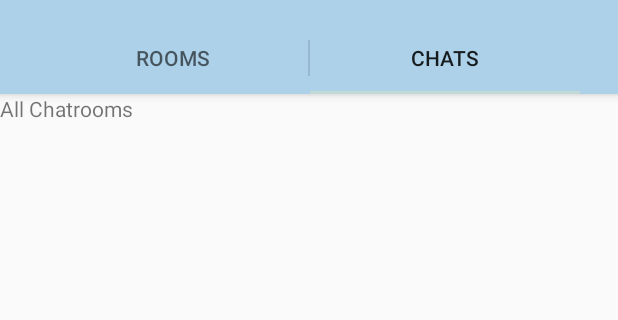
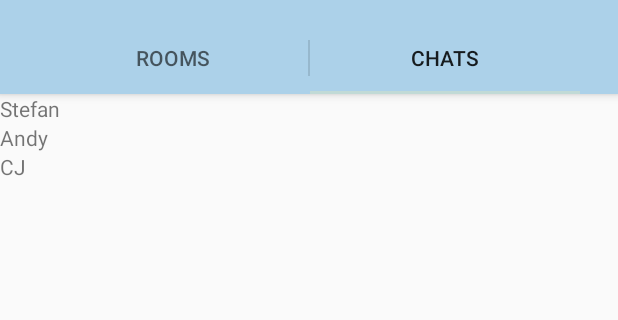
Before and after one commit to Stefan4472/Icebreaker, an Android app: the DashboardActivity screen opened directly, with no data from a screen before it, tab 2 chosen, on a phone screen of 412 x 824 dp, the part 62-382 px from its top. Run offline under Robolectric (Android 15) with nearby library versions, the phone set to English and light mode, and no system bars; network calls fail; 2 statements that could not run were skipped.

Commit message:
AllProfilesFragment to Show Chats Available. Dashboard Workinggit add --all .!

```diff
--- /dev/null
+++ b/icebreaker-android/app/src/main/java/com/andycjstefan/icebreaker_android/AllProfilesFragment.java
@@ -0,0 +1,76 @@
+package com.andycjstefan.icebreaker_android;
+
+import android.app.Fragment;
+import android.content.Intent;
+import android.os.Bundle;
+import android.support.v7.widget.LinearLayoutManager;
+import android.support.v7.widget.RecyclerView;
+import android.view.LayoutInflater;
+import android.view.View;
+import android.view.ViewGroup;
+
+import java.util.ArrayList;
+import java.util.List;
+
+/**
+ * Displays all Profiles user is chatting with
+ */
+
+public class AllProfilesFragment extends Fragment implements ProfileAdapter.OnProfileSelectedListener {
+
+    // user id
+    private int userId = 1;
+    // id/password of the chat room
+    private String roomPassword;
+    // displays scrolling pane of user profiles
+    private RecyclerView profilesView;
+
+
+    @Override
+    public void onCreate(Bundle savedInstanceState) {
+        super.onCreate(savedInstanceState);
+    }
+
+    @Override
+    public View onCreateView(LayoutInflater inflater, ViewGroup container, Bundle savedInstanceState) {
+        return inflater.inflate(R.layout.all_profiles, container, false);
+    }
+
+    @Override
+    public void onActivityCreated(Bundle savedInstanceState) {
+        super.onActivityCreated(savedInstanceState);
+
+        View view = getView();
+
+//        roomPassword = getIntent().getStringExtra(EXTRA_ROOM_PASSWORD);
+
+//        if (roomPassword == null || roomPassword.isEmpty()) {
+//            throw new IllegalArgumentException("ChatRoomActivity requires EXTRA_ROOM_PASSWORD parameter");
+//        }
+
+        profilesView = (RecyclerView) view.findViewById(R.id.all_profiles_view);
+        profilesView.setLayoutManager(new LinearLayoutManager(getContext()));
+
+        ProfileAdapter profileAdapter = new ProfileAdapter(getContext(), loadProfilesForRoom(roomPassword), roomPassword);
+        profileAdapter.setmListener(this);
+        profilesView.setAdapter(profileAdapter);
+    }
+
+
+    @Override // callback from ProfileAdapter notifying that a Profile has been selected.
+    // Launch new ChatActivity
+    public void onProfileSelected(Profile profile) {
+        Intent chat_intent = new Intent(getContext(), ChatActivity.class);
+        chat_intent.putExtra(ChatActivity.EXTRA_USER_ID, userId); // TODO: PUT CURRENT USER ID
+        chat_intent.putExtra(ChatActivity.EXTRA_PARTNER_ID, profile.getUserId());
+        startActivity(chat_intent);
+    }
+
+    private List<Profile> loadProfilesForRoom(String password) {
+        List<Profile> loaded = new ArrayList<>();
+        loaded.add(new Profile("Stefan"));
+        loaded.add(new Profile("Andy"));
+        loaded.add(new Profile("CJ"));
+        return loaded;
+    }
+}
--- /dev/null
+++ b/icebreaker-android/app/src/main/res/layout/all_profiles.xml
@@ -0,0 +1,12 @@
+<?xml version="1.0" encoding="utf-8"?>
+<LinearLayout
+    xmlns:android="http://schemas.android.com/apk/res/android" android:layout_width="match_parent"
+    android:layout_height="match_parent">
+
+    <android.support.v7.widget.RecyclerView
+        android:id="@+id/all_profiles_view"
+        android:layout_width="match_parent"
+        android:layout_height="match_parent">
+
+    </android.support.v7.widget.RecyclerView>
+</LinearLayout>
--- a/icebreaker-android/app/src/main/res/layout/dashboard_layout.xml
+++ b/icebreaker-android/app/src/main/res/layout/dashboard_layout.xml
@@ -11,6 +11,15 @@
         android:id="@+id/dash_view_switcher"
         android:layout_width="match_parent"
         android:layout_height="match_parent">
+
+        <fragment
+            android:id="@+id/all_chats"
+            android:name="com.andycjstefan.icebreaker_android.AllProfilesFragment"
+            class="com.andycjstefan.icebreaker_android.AllProfilesFragment"
+            android:layout_width="match_parent"
+            android:layout_height="match_parent"
+            android:layout_gravity="center_horizontal"/>
+
         <fragment
             android:id="@+id/all_chat_rooms"
             android:name="com.andycjstefan.icebreaker_android.AllChatRoomsFragment"
@@ -18,11 +27,6 @@
             android:layout_width="match_parent"
             android:layout_height="match_parent"
             android:layout_gravity="center_horizontal"/>
-
-        <TextView
-            android:layout_width="match_parent"
-            android:layout_height="wrap_content"
-            android:text="View 2"/>
     </ViewSwitcher>
 
     <!--Button
```
